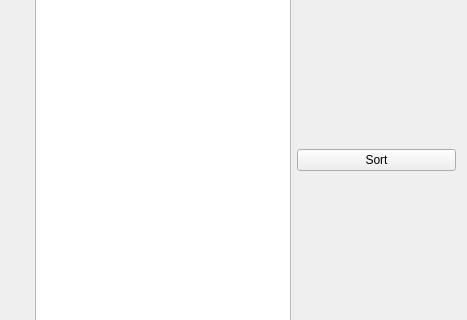
This is scoreboarddialog.ui in Nick421/SideScrolling-Game as Qt 5 draws it before an edit; both pictures show x 0 to 467 and y 135 to 455 of the 467 by 542 pixel window. The edited form follows.
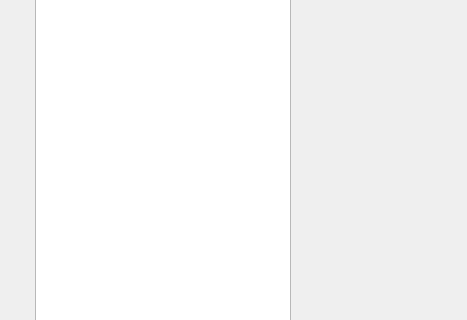
This is the edited form.

Commit message: Testing mode added, scoreboard now write and read from text file and does auto ranking. Minor bug fixes, mediator class minor change to reflect OOD principle.

The edit to the form file:
```diff
--- a/scoreboarddialog.ui
+++ b/scoreboarddialog.ui
@@ -27,13 +27,6 @@
    <item row="1" column="6">
     <widget class="QLineEdit" name="lineEdit"/>
    </item>
-   <item row="3" column="6">
-    <widget class="QPushButton" name="Sort">
-     <property name="text">
-      <string>Sort</string>
-     </property>
-    </widget>
-   </item>
    <item row="2" column="6">
     <widget class="QPushButton" name="Add">
      <property name="text">
```
Left out of the diff: 20 changed lines with no effect on the pictures. The commit also changes 16 other files.
